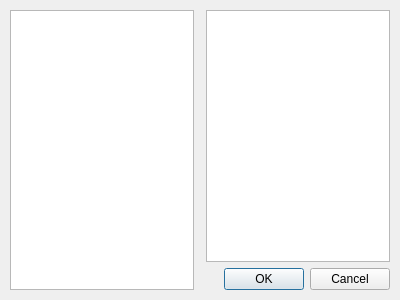
Old version of the form videoeffectdialog.ui in the repository kripton/jukuzregie.
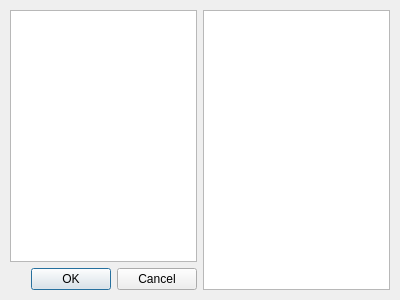
New version of the form.

What changed in the file:
```diff
--- a/videoeffectdialog.ui
+++ b/videoeffectdialog.ui
@@ -23,10 +23,10 @@
     </rect>
    </property>
    <layout class="QGridLayout" name="gridLayout">
-    <item row="0" column="0" rowspan="2">
-     <widget class="QListWidget" name="camListWidget"/>
+    <item row="0" column="1" rowspan="2">
+     <widget class="QListWidget" name="sourcesListWidget"/>
     </item>
-    <item row="1" column="1" colspan="2">
+    <item row="2" column="1">
      <widget class="QDialogButtonBox" name="buttonBox">
       <property name="orientation">
        <enum>Qt::Horizontal</enum>
@@ -36,7 +36,7 @@
       </property>
      </widget>
     </item>
-    <item row="0" column="2">
+    <item row="0" column="2" rowspan="3">
      <widget class="QListWidget" name="effectListWidget"/>
     </item>
    </layout>
```
